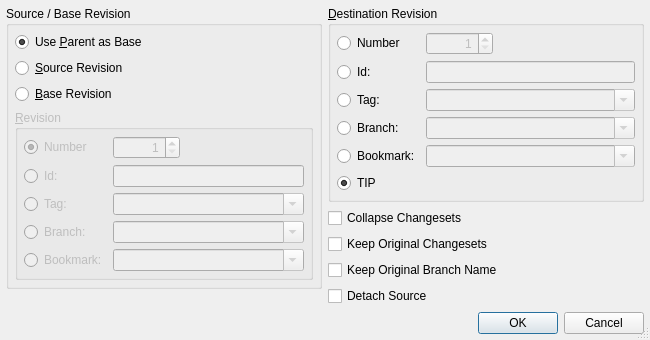
Qt form Plugins/VcsPlugins/vcsMercurial/RebaseExtension/HgRebaseDialog.ui (testmana2/test) before a commit.
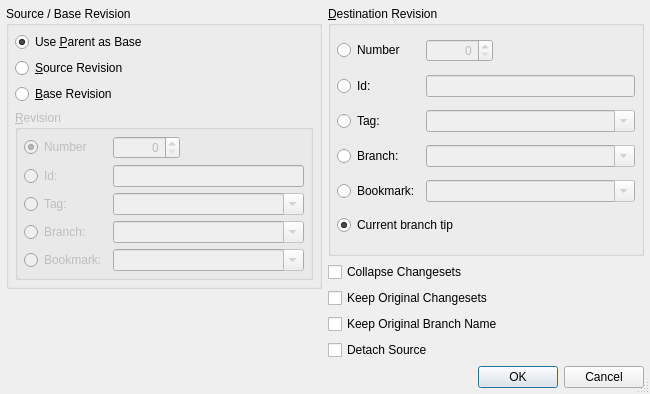
The same form after that commit.

Commit message: Merge with default branch.

The edit to the form file:
```diff
--- a/Plugins/VcsPlugins/vcsMercurial/RebaseExtension/HgRebaseDialog.ui
+++ b/Plugins/VcsPlugins/vcsMercurial/RebaseExtension/HgRebaseDialog.ui
@@ -7,7 +7,7 @@
     <x>0</x>
     <y>0</y>
     <width>650</width>
-    <height>337</height>
+    <height>394</height>
    </rect>
   </property>
   <property name="windowTitle">
@@ -88,9 +88,6 @@
              <property name="alignment">
               <set>Qt::AlignRight</set>
              </property>
-             <property name="minimum">
-              <number>1</number>
-             </property>
              <property name="maximum">
               <number>999999999</number>
              </property>
@@ -254,9 +251,6 @@
           <property name="alignment">
            <set>Qt::AlignRight</set>
           </property>
-          <property name="minimum">
-           <number>1</number>
-          </property>
           <property name="maximum">
            <number>999999999</number>
           </property>
@@ -376,7 +370,7 @@
            <string>Select tip revision of repository</string>
           </property>
           <property name="text">
-           <string>TIP</string>
+           <string>Current branch tip</string>
           </property>
           <property name="checked">
            <bool>true</bool>
```
The commit also changes 751 other files.
